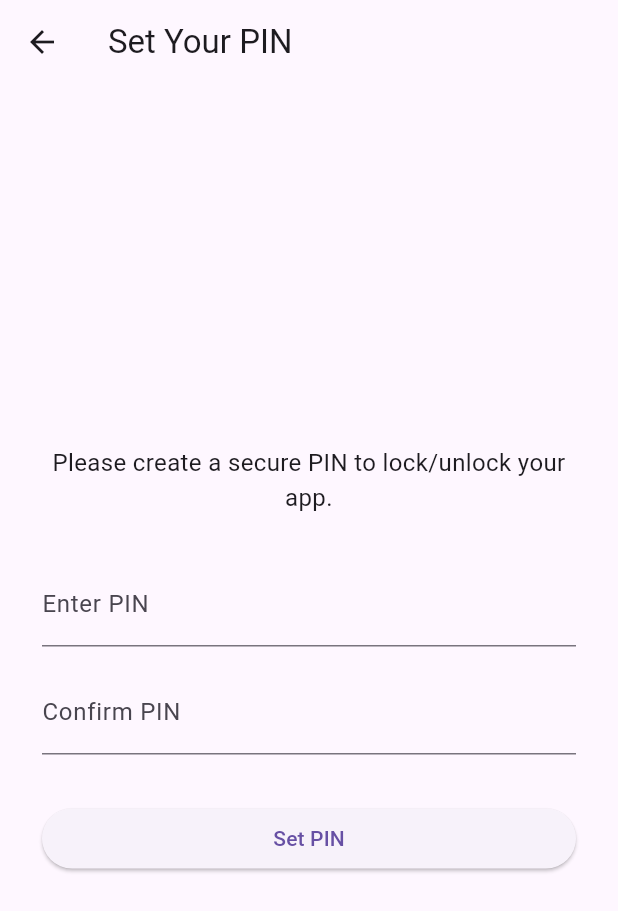
After one commit to sampath970/imagelocker_application, a Flutter app: the SetPinScreen screen opened directly, on a phone screen of 412 x 824 dp. The commit adds this screen. Shown: the top 911 px of the screen. Run offline on Flutter 3.47's test engine with Material 3 defaults, Android fonts, the phone set to English and light mode, and no system bars; our stand-ins replace hive, hive_flutter, image_picker, local_auth, share_plus; accounts and stored records are empty.

Commit message:
updated version 2

```diff
--- /dev/null
+++ b/lib/screens/set_pin_screen.dart
@@ -0,0 +1,74 @@
+import 'package:flutter/material.dart';
+import '../utils/pin_helper.dart';
+
+class SetPinScreen extends StatefulWidget {
+  final VoidCallback? onPinSet;
+  const SetPinScreen({super.key, this.onPinSet});
+
+  @override
+  State<SetPinScreen> createState() => _SetPinScreenState();
+}
+
+class _SetPinScreenState extends State<SetPinScreen> {
+  final _pinController = TextEditingController();
+  final _confirmPinController = TextEditingController();
+
+  bool _isSaving = false;
+
+  void _savePin() async {
+    if (_pinController.text.trim().isEmpty) return _showMsg("Enter a PIN");
+    if (_pinController.text != _confirmPinController.text) return _showMsg("PINs do not match");
+
+    setState(() => _isSaving = true);
+    await PinHelper.savePin(_pinController.text.trim());
+    setState(() => _isSaving = false);
+
+    widget.onPinSet?.call();
+    if (mounted) Navigator.pushReplacementNamed(context, '/auth');
+  }
+
+  void _showMsg(String msg) =>
+      ScaffoldMessenger.of(context).showSnackBar(SnackBar(content: Text(msg)));
+
+  @override
+  Widget build(BuildContext context) {
+    return Scaffold(
+      appBar: AppBar(title: const Text("Set Your PIN")),
+      body: Padding(
+        padding: const EdgeInsets.all(28),
+        child: Column(
+          mainAxisAlignment: MainAxisAlignment.center,
+          children: [
+            const Text(
+              "Please create a secure PIN to lock/unlock your app.",
+              style: TextStyle(fontSize: 16),
+              textAlign: TextAlign.center,
+            ),
+            const SizedBox(height: 32),
+            TextField(
+              controller: _pinController,
+              obscureText: true,
+              keyboardType: TextInputType.number,
+              decoration: const InputDecoration(labelText: "Enter PIN"),
+            ),
+            const SizedBox(height: 16),
+            TextField(
+              controller: _confirmPinController,
+              obscureText: true,
+              keyboardType: TextInputType.number,
+              decoration: const InputDecoration(labelText: "Confirm PIN"),
+            ),
+            const SizedBox(height: 32),
+            SizedBox(
+              width: double.infinity,
+              child: ElevatedButton(
+                onPressed: _isSaving ? null : _savePin,
+                child: Text(_isSaving ? "Saving..." : "Set PIN"),
+              ),
+            )
+          ],
+        ),
+      ),
+    );
+  }
+}
--- /dev/null
+++ b/lib/utils/pin_helper.dart
@@ -0,0 +1,21 @@
+import 'package:hive/hive.dart';
+
+class PinHelper {
+  static const String _boxName = 'pinBox';
+  static const String _pinKey = 'user_pin';
+
+  static Future<void> savePin(String pin) async {
+    final box = await Hive.openBox(_boxName);
+    await box.put(_pinKey, pin);
+  }
+
+  static Future<String?> getPin() async {
+    final box = await Hive.openBox(_boxName);
+    return box.get(_pinKey);
+  }
+
+  static Future<void> clearPin() async {
+    final box = await Hive.openBox(_boxName);
+    await box.delete(_pinKey);
+  }
+}
```
Also changed, not shown: lib/app_lock_manager.dart (+17 -11 lines), lib/main.dart (+54 -6 lines), lib/screens/auth_screen.dart (+7 -7 lines), lib/screens/memory_details_screen.dart (+39 -82 lines).
